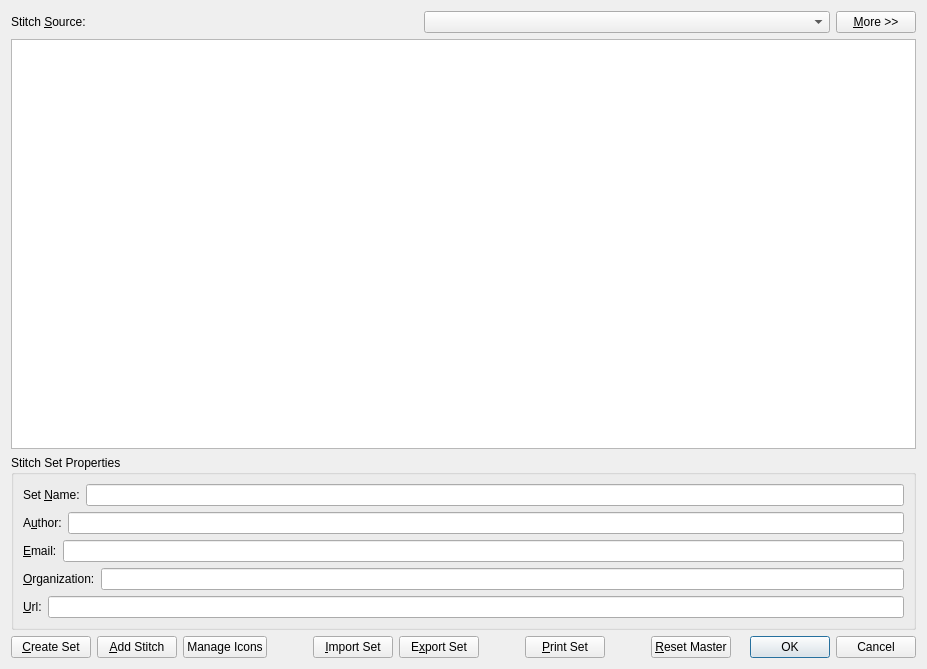
Qt form src/stitchlibrary.ui (iPenguin/CrochetCharts) before a commit.
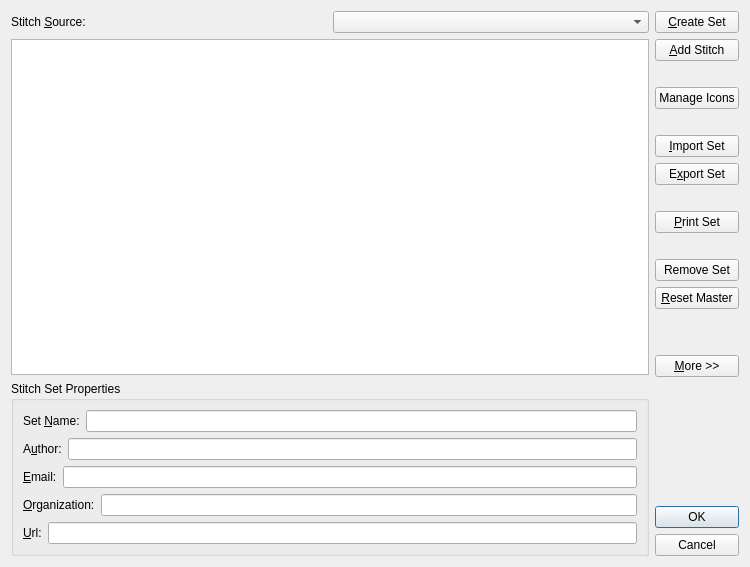
The same form after that commit.

Commit message: Rearranged the Library ui.

```diff
--- a/src/stitchlibrary.ui
+++ b/src/stitchlibrary.ui
@@ -6,8 +6,8 @@
    <rect>
     <x>0</x>
     <y>0</y>
-    <width>927</width>
-    <height>669</height>
+    <width>750</width>
+    <height>567</height>
    </rect>
   </property>
   <property name="sizePolicy">
@@ -37,19 +37,6 @@
        <item>
         <widget class="QComboBox" name="stitchSource"/>
        </item>
-       <item>
-        <widget class="QPushButton" name="moreBttn">
-         <property name="sizePolicy">
-          <sizepolicy hsizetype="Fixed" vsizetype="Fixed">
-           <horstretch>0</horstretch>
-           <verstretch>0</verstretch>
-          </sizepolicy>
-         </property>
-         <property name="text">
-          <string>&amp;More &gt;&gt;</string>
-         </property>
-        </widget>
-       </item>
       </layout>
      </item>
      <item>
@@ -180,9 +167,11 @@
        </layout>
       </widget>
      </item>
+    </layout>
+   </item>
      <item>
-      <layout class="QHBoxLayout" name="horizontalLayout_8">
-       <property name="topMargin">
+    <layout class="QVBoxLayout" name="verticalLayout">
+     <property name="rightMargin">
         <number>0</number>
        </property>
        <item>
@@ -199,6 +188,22 @@
          </property>
         </widget>
        </item>
+     <item>
+      <spacer name="verticalSpacer">
+       <property name="orientation">
+        <enum>Qt::Vertical</enum>
+       </property>
+       <property name="sizeType">
+        <enum>QSizePolicy::Maximum</enum>
+       </property>
+       <property name="sizeHint" stdset="0">
+        <size>
+         <width>20</width>
+         <height>20</height>
+        </size>
+       </property>
+      </spacer>
+     </item>
        <item>
         <widget class="QPushButton" name="icons">
          <property name="text">
@@ -207,16 +212,16 @@
         </widget>
        </item>
        <item>
-        <spacer name="horizontalSpacer">
+      <spacer name="verticalSpacer_2">
          <property name="orientation">
-          <enum>Qt::Horizontal</enum>
+        <enum>Qt::Vertical</enum>
          </property>
          <property name="sizeType">
-          <enum>QSizePolicy::Preferred</enum>
+        <enum>QSizePolicy::Maximum</enum>
          </property>
          <property name="sizeHint" stdset="0">
           <size>
-           <width>40</width>
+         <width>20</width>
            <height>20</height>
           </size>
          </property>
@@ -237,16 +242,16 @@
         </widget>
        </item>
        <item>
-        <spacer name="horizontalSpacer_2">
+      <spacer name="verticalSpacer_3">
          <property name="orientation">
-          <enum>Qt::Horizontal</enum>
+        <enum>Qt::Vertical</enum>
          </property>
          <property name="sizeType">
-          <enum>QSizePolicy::Preferred</enum>
+        <enum>QSizePolicy::Maximum</enum>
          </property>
          <property name="sizeHint" stdset="0">
           <size>
-           <width>40</width>
+         <width>20</width>
            <height>20</height>
           </size>
          </property>
@@ -260,21 +265,28 @@
         </widget>
        </item>
        <item>
-        <spacer name="horizontalSpacer_3">
+      <spacer name="verticalSpacer_5">
          <property name="orientation">
-          <enum>Qt::Horizontal</enum>
+        <enum>Qt::Vertical</enum>
          </property>
          <property name="sizeType">
-          <enum>QSizePolicy::Preferred</enum>
+        <enum>QSizePolicy::Maximum</enum>
          </property>
          <property name="sizeHint" stdset="0">
           <size>
-           <width>40</width>
+         <width>20</width>
            <height>20</height>
           </size>
          </property>
         </spacer>
        </item>
+     <item>
+      <widget class="QPushButton" name="removeSet">
+       <property name="text">
+        <string>Remove Set</string>
+       </property>
+      </widget>
+     </item>
        <item>
         <widget class="QPushButton" name="resetLibrary">
          <property name="text">
@@ -282,6 +294,48 @@
          </property>
         </widget>
        </item>
+     <item>
+      <spacer name="verticalSpacer_6">
+       <property name="orientation">
+        <enum>Qt::Vertical</enum>
+       </property>
+       <property name="sizeType">
+        <enum>QSizePolicy::Maximum</enum>
+       </property>
+       <property name="sizeHint" stdset="0">
+        <size>
+         <width>20</width>
+         <height>40</height>
+        </size>
+       </property>
+      </spacer>
+     </item>
+     <item>
+      <widget class="QPushButton" name="moreBttn">
+       <property name="sizePolicy">
+        <sizepolicy hsizetype="Minimum" vsizetype="Fixed">
+         <horstretch>0</horstretch>
+         <verstretch>0</verstretch>
+        </sizepolicy>
+       </property>
+       <property name="text">
+        <string>&amp;More &gt;&gt;</string>
+       </property>
+      </widget>
+     </item>
+     <item>
+      <spacer name="verticalSpacer_4">
+       <property name="orientation">
+        <enum>Qt::Vertical</enum>
+       </property>
+       <property name="sizeHint" stdset="0">
+        <size>
+         <width>20</width>
+         <height>20</height>
+        </size>
+       </property>
+      </spacer>
+     </item>
        <item>
         <widget class="QDialogButtonBox" name="buttonBox">
          <property name="sizePolicy">
@@ -291,7 +345,7 @@
           </sizepolicy>
          </property>
          <property name="orientation">
-          <enum>Qt::Horizontal</enum>
+        <enum>Qt::Vertical</enum>
          </property>
          <property name="standardButtons">
           <set>QDialogButtonBox::Cancel|QDialogButtonBox::Ok</set>
@@ -301,8 +355,6 @@
       </layout>
      </item>
     </layout>
-   </item>
-  </layout>
  </widget>
  <tabstops>
   <tabstop>stitchSource</tabstop>
```
Left out of the diff: 1 changed line with no effect on the pictures. Lines whose indentation alone changed are shown as unchanged.
